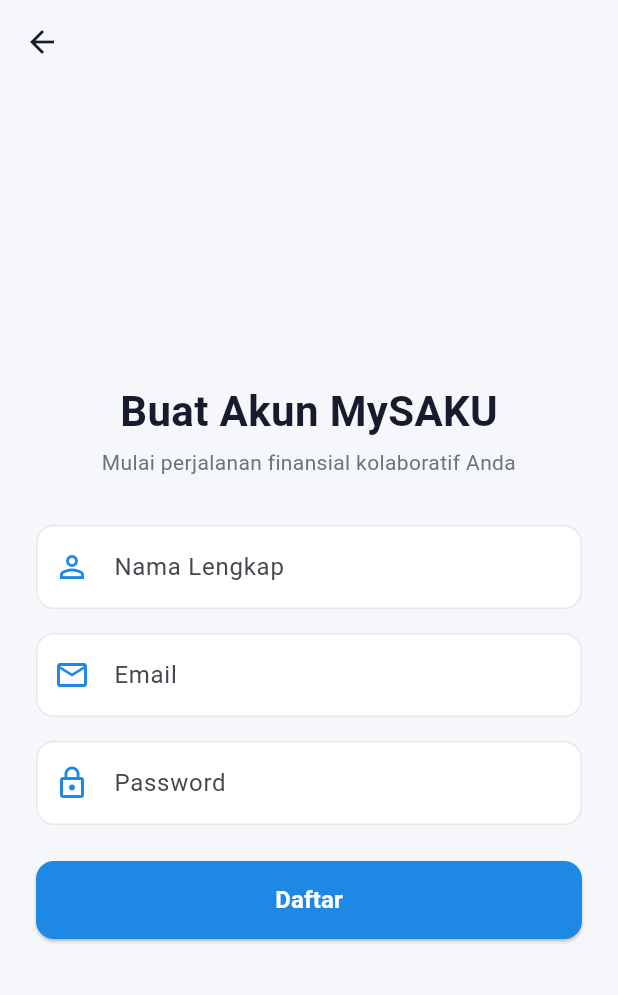
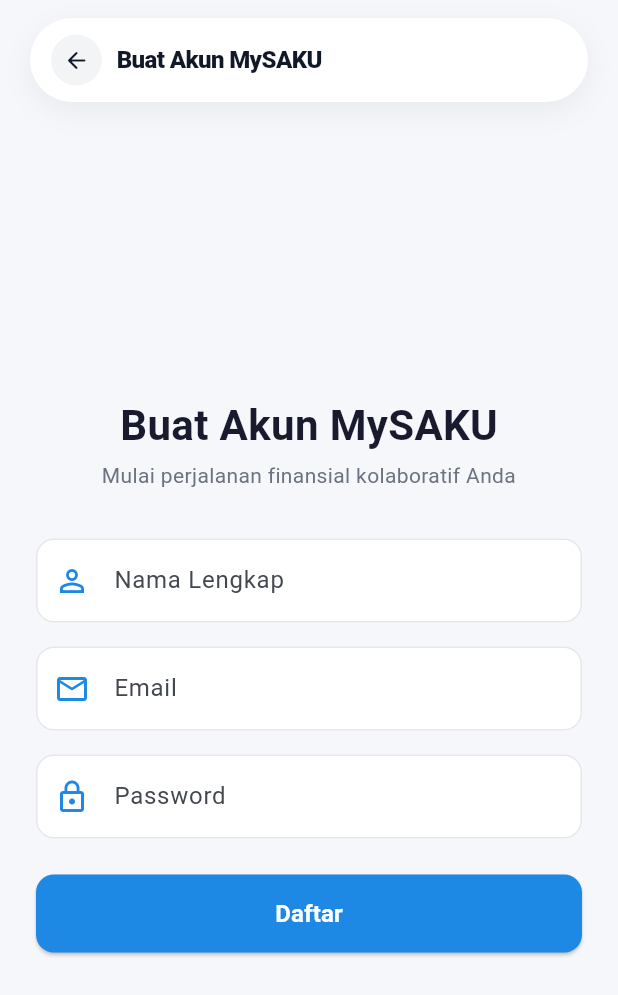
Before and after one commit to ardhikaxx/mysaku-app, a Flutter app: the RegisterScreen screen opened by its route, on a phone screen of 412 x 824 dp. Shown: the top 995 px of the screen. Run offline on Flutter 3.47's test engine with Material 3 defaults, Android fonts, the phone set to English and light mode, and no system bars; our stand-ins replace cloud_firestore, firebase_auth, firebase_core, flutter_riverpod, go_router, google_sign_in; accounts and stored records are empty; network calls fail.

Commit message:
feat(ui): complete floating capsule header on register screen - all screens covered

```diff
--- a/lib/presentation/auth/register_screen.dart
+++ b/lib/presentation/auth/register_screen.dart
@@ -5,6 +5,7 @@
 import '../../core/constants/app_strings.dart';
 import '../../core/errors/app_exception.dart';
 import '../../providers/auth_provider.dart';
+import '../home/widgets/floating_capsule_app_bar.dart';
 import 'widgets/auth_form_field.dart';
 
 class RegisterScreen extends ConsumerStatefulWidget {
@@ -46,13 +47,10 @@
   Widget build(BuildContext context) {
     return Scaffold(
       backgroundColor: AppColors.backgroundLight,
-      appBar: AppBar(
-        backgroundColor: Colors.transparent,
-        elevation: 0,
-        leading: IconButton(
-          icon: const Icon(Icons.arrow_back, color: AppColors.textPrimary),
-          onPressed: () => context.pop(),
-        ),
+      appBar: FloatingCapsuleAppBar(
+        title: AppStrings.registerTitle,
+        showBack: true,
+        onLeadingTap: () => context.pop(),
       ),
       body: SafeArea(
         child: Center(
```
